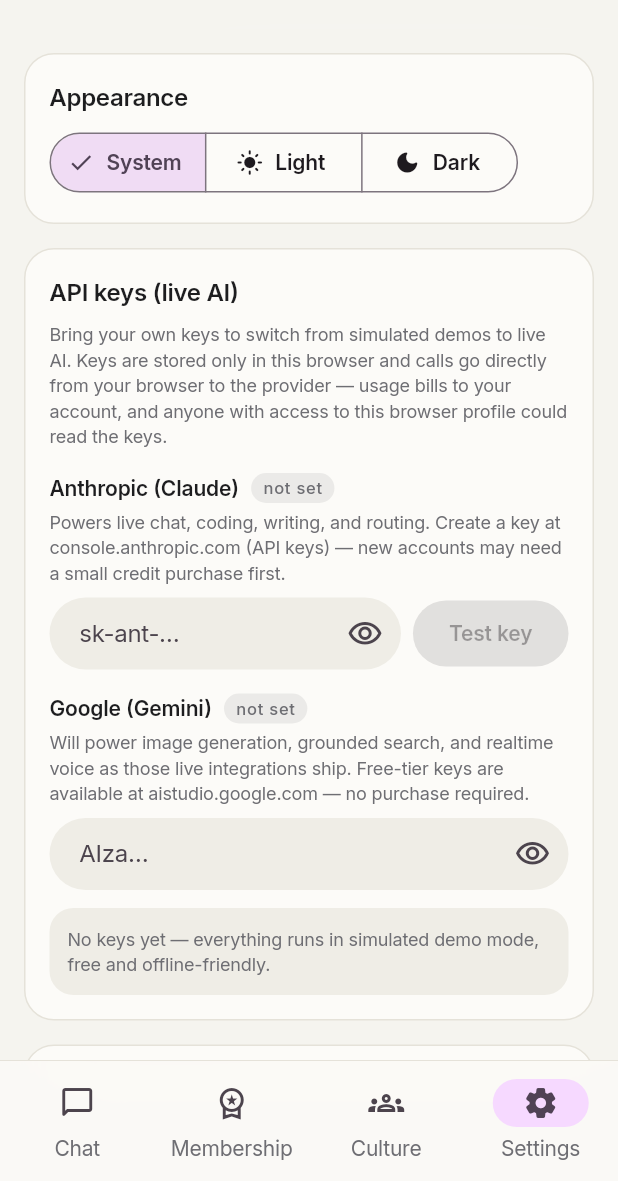
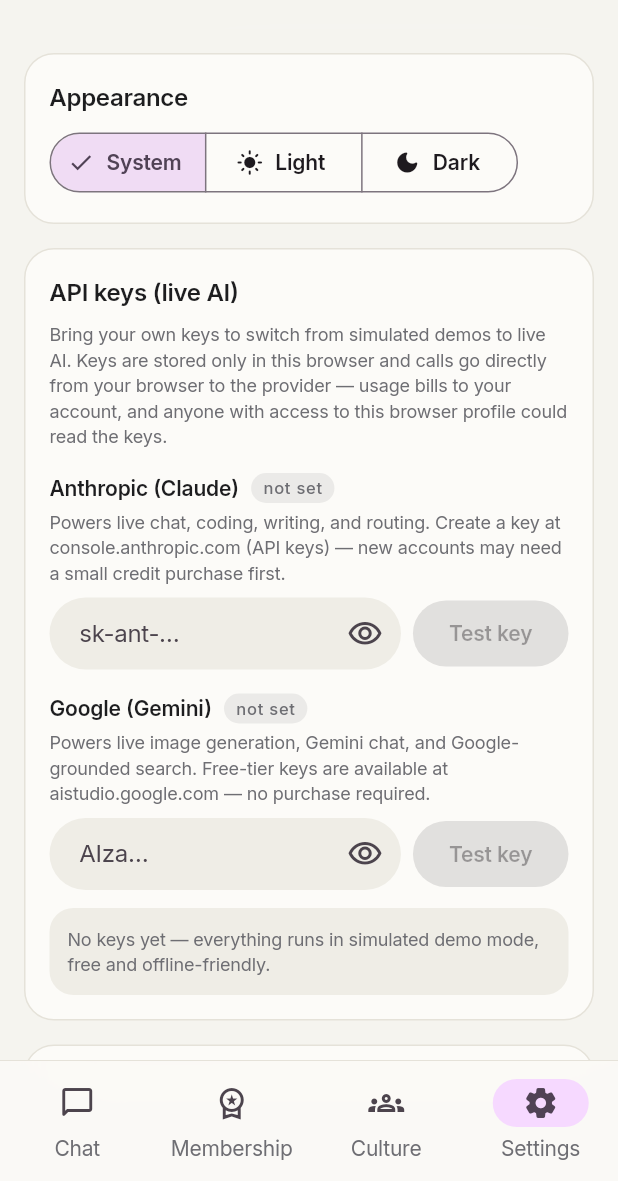
Before and after one commit to natehale05-gif/Shift, a Flutter app: the screen it shows after launch, item 4 of the bottom bar chosen, on a phone screen of 412 x 824 dp, the part 55-1236 px from its top. Run offline on Flutter 3.47's test engine with Material 3 defaults, Android fonts, the phone set to English and light mode, and no system bars; our stand-ins replace fl_chart, flutter_highlight, shared_preferences; missing offline and left inert: dart:html, dart:ui_web, fetch_client, file_selector, gpt_markdown, idb_shim.

Commit message:
Add Gemini: live chat, Google-grounded search, and real image generation
- gemini_api_config.dart centralizes every Gemini endpoint string and model
  id (gemini-2.5-flash / -pro / -flash-image) — these come from training
  knowledge, so any drift is a one-file fix, and the Settings key test
  surfaces raw error bodies to make drift diagnosable.
- GeminiClient (raw HTTP): pure request builder (user/model role mapping,
  systemInstruction, inlineData attachments, google_search grounding tool,
  TEXT+IMAGE response modalities) and pure chunk mapper (text deltas,
  groundingMetadata → the same Citation chips as Anthropic search,
  inlineData → ImageGenerated, usageMetadata → usage). Streaming rides the
  shared SSE client.
- Degradation matrix (pure, tested across all key combos): image_gen runs
  on Gemini or falls back to the mock; video/audio stay mocked; text-shaped
  routes prefer Claude, then Gemini, then mock. The router now classifies
  with Gemini Flash when only a Google key exists.
- Image Studio structured form generates real images when a Google key is
  present; generated images go to the IndexedDB asset store and render with
  a download button.
- Settings: Gemini Test key button with raw-error reporting; Live pill and
  composer caption now reflect either provider key.
- 5 new tests (request goldens, chunk mapping incl. grounding and
  inlineData, 9-combo executor matrix); 99 total, all green. End-to-end
  image generation remains key-gated for the user's free-tier key.

Co-Authored-By: Claude Fable 5 <noreply@anthropic.com>
Claude-Session: https://claude.ai/code/session_014scC7w6LgyjVsKZXfEk7VF

```diff
--- a/lib/screens/chat/chat_screen.dart
+++ b/lib/screens/chat/chat_screen.dart
@@ -117,7 +117,7 @@ class _ChatTitle extends StatelessWidget {
   Widget build(BuildContext context) {
     final theme = Theme.of(context);
     final colors = theme.extension<AppSemanticColors>()!;
-    final live = context.watch<ApiKeysStore>().hasAnthropicKey;
+    final live = context.watch<ApiKeysStore>().isLive;
     return Row(
       mainAxisSize: MainAxisSize.min,
       children: [
--- a/lib/screens/settings/api_keys_section.dart
+++ b/lib/screens/settings/api_keys_section.dart
@@ -125,13 +125,16 @@ class _ApiKeysSectionState extends State<ApiKeysSection> {
         ),
         const SizedBox(height: AppSpacing.xs),
         Text(
-          'Will power image generation, grounded search, and realtime voice '
-          'as those live integrations ship. Free-tier keys are available at '
-          'aistudio.google.com — no purchase required.',
+          'Powers live image generation, Gemini chat, and Google-grounded '
+          'search. Free-tier keys are available at aistudio.google.com — '
+          'no purchase required.',
           style: theme.textTheme.bodySmall,
         ),
         const SizedBox(height: AppSpacing.sm),
-        TextField(
+        Row(
+          children: [
+            Expanded(
+              child: TextField(
                 controller: _geminiController,
                 obscureText: !_showGemini,
                 decoration: InputDecoration(
@@ -140,10 +143,37 @@ class _ApiKeysSectionState extends State<ApiKeysSection> {
                     icon: Icon(_showGemini
                         ? Icons.visibility_off_outlined
                         : Icons.visibility_outlined),
-              onPressed: () => setState(() => _showGemini = !_showGemini),
+                    onPressed: () =>
+                        setState(() => _showGemini = !_showGemini),
                   ),
                 ),
                 onChanged: keys.setGeminiKey,
+              ),
+            ),
+            const SizedBox(width: AppSpacing.sm),
+            FilledButton.tonal(
+              onPressed: keys.geminiKey.isEmpty ||
+                      keys.geminiStatus == KeyStatus.testing
+                  ? null
+                  : keys.testGeminiKey,
+              child: keys.geminiStatus == KeyStatus.testing
+                  ? const SizedBox(
+                      width: 14,
+                      height: 14,
+                      child: CircularProgressIndicator(strokeWidth: 1.6),
+                    )
+                  : const Text('Test key'),
+            ),
+          ],
+        ),
+        if (keys.geminiError != null)
+          Padding(
+            padding: const EdgeInsets.only(top: AppSpacing.xs),
+            child: Text(
+              keys.geminiError!,
+              style: theme.textTheme.bodySmall
+                  ?.copyWith(color: theme.colorScheme.error),
+            ),
           ),
         const SizedBox(height: AppSpacing.md),
         Container(
--- /dev/null
+++ b/lib/services/providers/gemini_api_config.dart
@@ -0,0 +1,28 @@
+/// Every Gemini endpoint string and model id in one place. These come from
+/// training knowledge rather than live docs, so if Google's API has
+/// drifted, this file is the single point of correction — and the
+/// Settings key test surfaces raw error bodies to make drift obvious.
+class GeminiApiConfig {
+  GeminiApiConfig._();
+
+  static const _base = 'https://generativelanguage.googleapis.com/v1beta';
+
+  static const flashModel = 'gemini-2.5-flash';
+  static const proModel = 'gemini-2.5-pro';
+  static const imageModel = 'gemini-2.5-flash-image';
+
+  /// SSE streaming chat endpoint.
+  static Uri streamEndpoint(String model, String apiKey) =>
+      Uri.parse('$_base/models/$model:streamGenerateContent?alt=sse&key=$apiKey');
+
+  /// Non-streaming endpoint (image generation, key validation, routing).
+  static Uri generateEndpoint(String model, String apiKey) =>
+      Uri.parse('$_base/models/$model:generateContent?key=$apiKey');
+
+  static String displayName(String model) => switch (model) {
+        flashModel => 'Gemini 2.5 Flash',
+        proModel => 'Gemini 2.5 Pro',
+        imageModel => 'Gemini 2.5 Flash Image',
+        _ => model,
+      };
+}
--- a/lib/services/router/model_router.dart
+++ b/lib/services/router/model_router.dart
@@ -3,6 +3,7 @@ import 'dart:convert';
 import '../../models/studio_type.dart';
 import '../providers/anthropic_api_config.dart';
 import '../providers/anthropic_client.dart';
+import '../providers/gemini_client.dart';
 import '../studio_response_bank.dart';
 
 /// What kind of executor a prompt needs — the middleware AI's routing
@@ -76,29 +77,41 @@ const _routerSystemPrompt =
     'in-depth multi-source research; video/audio = wants those media '
     'generated; chat = everything else.';
 
-/// The middleware routing brain: a small fast LLM classification with one
-/// retry, falling back to the keyword tables.
+/// The middleware routing brain: a small fast LLM classification (Haiku
+/// when an Anthropic key exists, Gemini Flash when only a Google key does)
+/// with one retry, always falling back to the keyword tables.
 class ModelRouter {
   final AnthropicClient _client;
+  final GeminiClient _gemini;
 
-  ModelRouter({AnthropicClient? client})
-      : _client = client ?? AnthropicClient();
+  ModelRouter({AnthropicClient? client, GeminiClient? geminiClient})
+      : _client = client ?? AnthropicClient(),
+        _gemini = geminiClient ?? GeminiClient();
 
   Future<ChatRoute> route({
     required String input,
     String? anthropicKey,
+    String? geminiKey,
   }) async {
-    if (anthropicKey == null || anthropicKey.isEmpty) {
+    final hasAnthropic = anthropicKey != null && anthropicKey.isNotEmpty;
+    final hasGemini = geminiKey != null && geminiKey.isNotEmpty;
+    if (!hasAnthropic && !hasGemini) {
       return keywordRoute(input);
     }
     for (var attempt = 0; attempt < 2; attempt++) {
       try {
-        final reply = await _client.complete(
+        final reply = hasAnthropic
+            ? await _client.complete(
                 apiKey: anthropicKey,
                 model: AnthropicApiConfig.haikuModel,
                 systemPrompt: _routerSystemPrompt,
                 prompt: input,
                 maxTokens: 60,
+              )
+            : await _gemini.complete(
+                apiKey: geminiKey!,
+                systemPrompt: _routerSystemPrompt,
+                prompt: input,
               );
         final route = parseRouteJson(reply);
         if (route != null) return route;
--- a/lib/state/api_keys_store.dart
+++ b/lib/state/api_keys_store.dart
@@ -2,6 +2,7 @@ import 'package:flutter/foundation.dart';
 
 import '../services/persistence_service.dart';
 import '../services/providers/anthropic_client.dart';
+import '../services/providers/gemini_client.dart';
 
 enum KeyStatus { none, untested, testing, valid, invalid }
 
@@ -15,21 +16,28 @@ class ApiKeysStore extends ChangeNotifier {
 
   final PersistenceService persistence;
   final AnthropicClient _anthropicClient;
+  final GeminiClient _geminiClient;
 
   String _anthropicKey = '';
   String _geminiKey = '';
   KeyStatus _anthropicStatus = KeyStatus.none;
   KeyStatus _geminiStatus = KeyStatus.none;
   String? _anthropicError;
+  String? _geminiError;
 
-  ApiKeysStore({required this.persistence, AnthropicClient? anthropicClient})
-      : _anthropicClient = anthropicClient ?? AnthropicClient();
+  ApiKeysStore({
+    required this.persistence,
+    AnthropicClient? anthropicClient,
+    GeminiClient? geminiClient,
+  })  : _anthropicClient = anthropicClient ?? AnthropicClient(),
+        _geminiClient = geminiClient ?? GeminiClient();
 
   String get anthropicKey => _anthropicKey;
   String get geminiKey => _geminiKey;
   KeyStatus get anthropicStatus => _anthropicStatus;
   KeyStatus get geminiStatus => _geminiStatus;
   String? get anthropicError => _anthropicError;
+  String? get geminiError => _geminiError;
 
   /// Live mode: any Anthropic key present (validation refines error
   /// reporting but doesn't gate sending).
@@ -59,9 +67,21 @@ class ApiKeysStore extends ChangeNotifier {
   Future<void> setGeminiKey(String key) async {
     _geminiKey = key.trim();
     _geminiStatus = _geminiKey.isEmpty ? KeyStatus.none : KeyStatus.untested;
+    _geminiError = null;
     notifyListeners();
     await persistence.saveApiKey(
         _geminiKeyName, _geminiKey.isEmpty ? null : _geminiKey);
+  }
+
+  Future<void> testGeminiKey() async {
+    if (_geminiKey.isEmpty) return;
+    _geminiStatus = KeyStatus.testing;
+    _geminiError = null;
+    notifyListeners();
+    final problem = await _geminiClient.validateKey(_geminiKey);
+    _geminiStatus = problem == null ? KeyStatus.valid : KeyStatus.invalid;
+    _geminiError = problem;
+    notifyListeners();
   }
 
   Future<void> testAnthropicKey() async {
--- a/lib/widgets/chat/chat_input_bar.dart
+++ b/lib/widgets/chat/chat_input_bar.dart
@@ -299,7 +299,7 @@ class _ChatInputBarState extends State<ChatInputBar> {
           ),
           const SizedBox(height: AppSpacing.xs),
           Text(
-            context.watch<ApiKeysStore>().hasAnthropicKey
+            context.watch<ApiKeysStore>().isLive
                 ? 'Live mode — SHIFT AI can make mistakes. Usage bills to '
                     'your API key.'
                 : 'SHIFT AI is in demo mode — responses are simulated.',
```
Also changed, not shown: lib/services/providers/gemini_client.dart (added, +311 -0 lines), lib/services/real_chat_service.dart (+101 -12 lines), lib/widgets/chat/message_view.dart (+22 -6 lines), 1 other file. Lines whose indentation alone changed are shown as unchanged.
